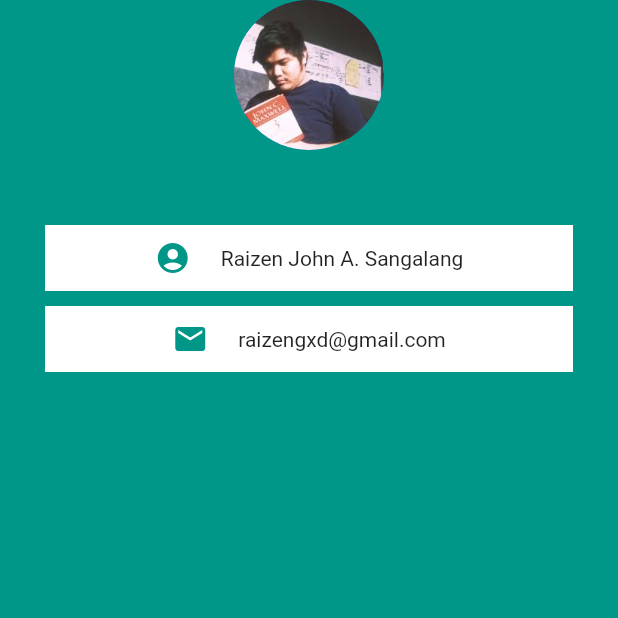
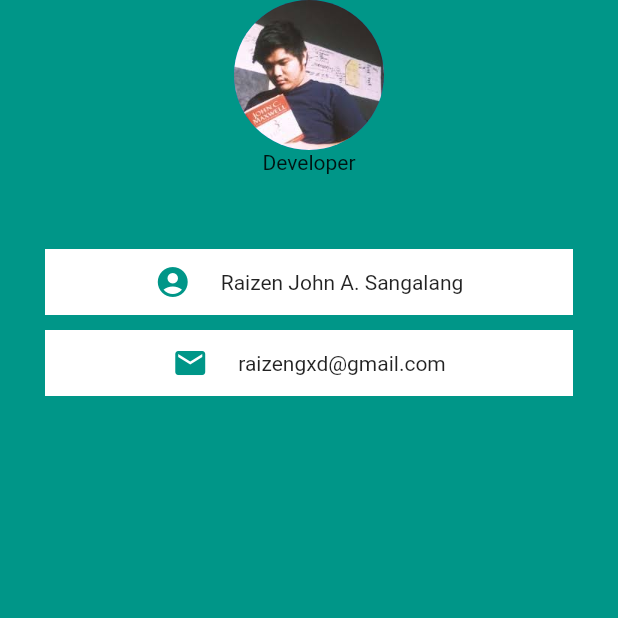
Before and after one commit to neziarxdxd/flutter-academy, a Flutter app: the screen it shows after launch, on a phone screen of 412 x 824 dp, the top half of it. Run offline on Flutter 3.47's test engine with Material 2 defaults, Android fonts, the phone set to English and light mode, and no system bars.

```diff
--- a/section6/lib/main.dart
+++ b/section6/lib/main.dart
@@ -17,6 +17,7 @@ class MyApp extends StatelessWidget {
             backgroundImage:AssetImage('images/profile.jpg'),
             radius: 50,
             ),
+            Text('Developer'),
             Container(
               margin: EdgeInsets.only(left: 30.0,right:30,top:50.0),
               padding:EdgeInsets.only(top:10,bottom: 10),
```
Also changed, not shown: section6/pubspec.yaml (+10 -11 lines), section6/fonts/Pacifico-Regular.ttf (added).
